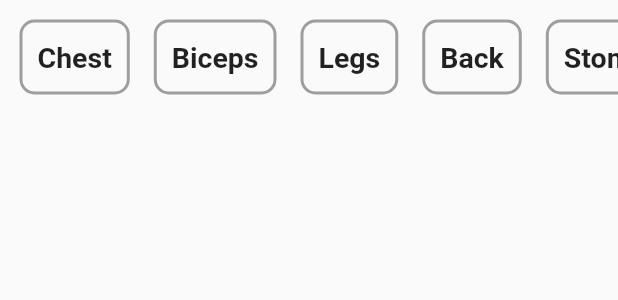
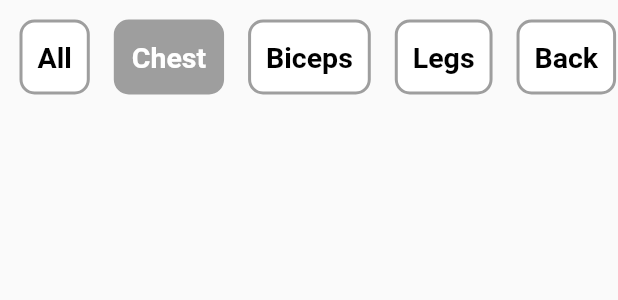
Before and after one commit to SafwanSa/exfit-mobile, a Flutter app: the ScrolledTypes widget shown alone on an empty page, opened directly, on a phone screen of 412 x 824 dp. Shown: the top 300 px of the screen. Run offline on Flutter 3.47's test engine with Material 2 defaults, Android fonts, the phone set to English and light mode, and no system bars; network calls fail.

Commit message:
Styling selecting a muscle group

```diff
--- a/lib/models/exercise.dart
+++ b/lib/models/exercise.dart
@@ -1,5 +1,4 @@
 import 'package:flutter/material.dart';
-import 'dart:math';
 
 import 'package:uuid/uuid.dart';
 
--- a/lib/widgets/scrolled_types.dart
+++ b/lib/widgets/scrolled_types.dart
@@ -6,7 +6,15 @@ class ScrolledTypes extends StatefulWidget {
 }
 
 class _ScrolledTypesState extends State<ScrolledTypes> {
-  final dummy = ['Chest', 'Biceps', 'Legs', 'Back', 'Stomach'];
+  final dummy = ['All', 'Chest', 'Biceps', 'Legs', 'Back', 'Stomach'];
+
+  var _muscleGroup = 'Chest';
+
+  void _changeMuscleGroup(String newMuscleGroup) {
+    setState(() {
+      _muscleGroup = newMuscleGroup;
+    });
+  }
 
   @override
   Widget build(BuildContext context) {
@@ -19,11 +27,17 @@ class _ScrolledTypesState extends State<ScrolledTypes> {
           scrollDirection: Axis.horizontal,
           itemCount: dummy.length,
           itemBuilder: (context, index) {
-            return Container(
+            return GestureDetector(
+              onTap: () {
+                _changeMuscleGroup(dummy[index]);
+              },
+              child: Container(
                 alignment: Alignment.center,
                 margin: EdgeInsets.symmetric(horizontal: 8),
                 padding: EdgeInsets.symmetric(horizontal: 10),
                 decoration: BoxDecoration(
+                  color:
+                      _muscleGroup == dummy[index] ? Colors.grey : Colors.white,
                   border: Border.all(
                     color: Colors.grey,
                     width: 2,
@@ -36,6 +50,10 @@ class _ScrolledTypesState extends State<ScrolledTypes> {
                   style: TextStyle(
                     fontSize: 19,
                     fontWeight: FontWeight.bold,
+                    color: _muscleGroup == dummy[index]
+                        ? Colors.white
+                        : Colors.black,
+                  ),
                 ),
               ),
             );
```
Also changed, not shown: lib/animations/show_up.dart (added, +53 -0 lines). Lines whose indentation alone changed are shown as unchanged.
